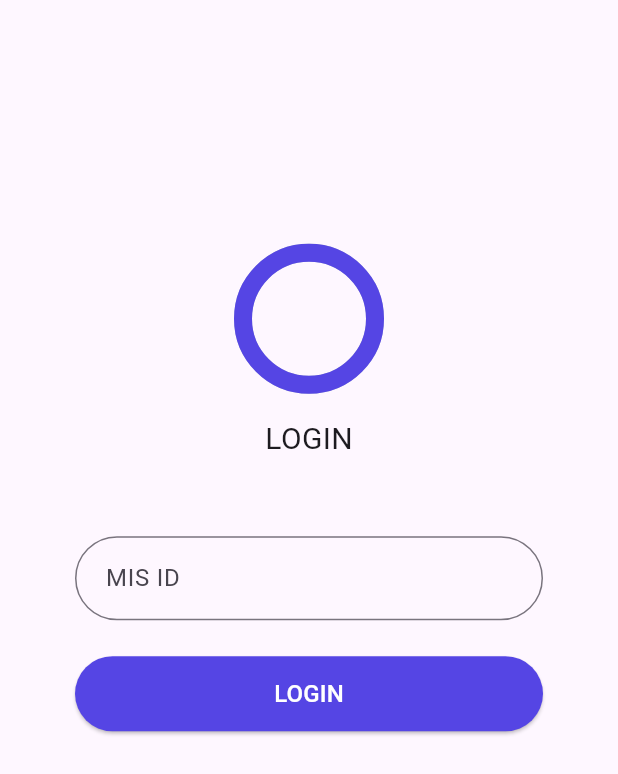
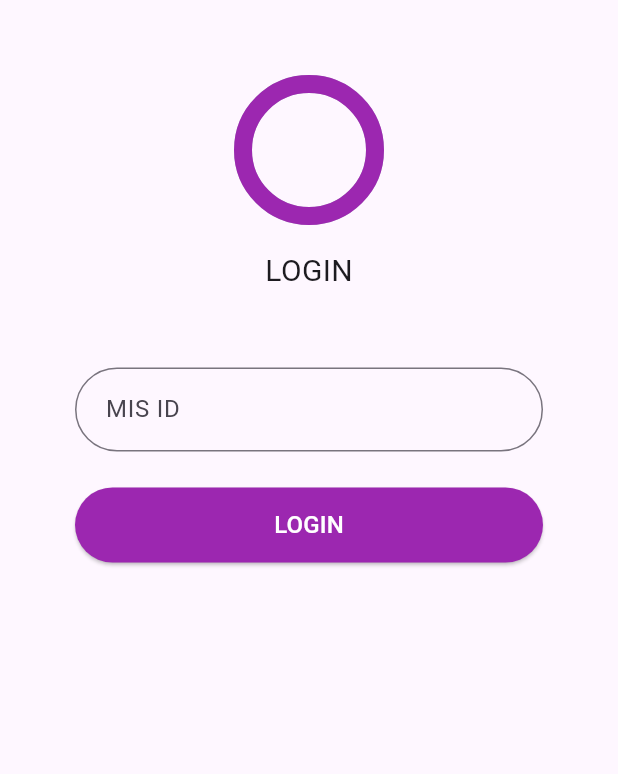
Before and after one commit to DevShayan/section_a, a Flutter app: the screen it shows after launch, on a phone screen of 412 x 824 dp. Shown: the top 774 px of the screen. Run offline on Flutter 3.47's test engine with Material 3 defaults, Android fonts, the phone set to English and light mode, and no system bars; drawn by our look-alikes of percent_indicator; our stand-ins replace flutter_bloc, modal_bottom_sheet, shimmer.

Commit message:
Changes to be committed: 	modified:   lib/constants/colors.dart 	modified:   lib/screens/login.dart

```diff
--- a/lib/constants/colors.dart
+++ b/lib/constants/colors.dart
@@ -1,9 +1,9 @@
 import 'package:flutter/material.dart';
 
 class AppColors {
-  static const Color appAccent = Color.fromARGB(255, 85, 69, 228);
+  static const Color appAccent = Color(0xFF9C27B0);
   static const Color cardBg = Color.fromARGB(255, 245, 245, 245);
-  static const Color attn = Colors.purple;
+  static const Color attn = Color(0xFF9C27B0);
   static const Color grades = Colors.deepOrange;
   static const Color assCardColor= Colors.indigo;
 }
--- a/lib/screens/login.dart
+++ b/lib/screens/login.dart
@@ -12,7 +12,8 @@ class LoginScreen extends StatelessWidget {
   Widget build(BuildContext context) {
     return Scaffold(
       body: Padding(
-        padding: const EdgeInsets.fromLTRB(50, 0, 50, 200),
+        padding: const EdgeInsets.fromLTRB(50, 0, 50, 0),
+        child: SingleChildScrollView(
           child: Column(
             mainAxisAlignment: MainAxisAlignment.center,
             children: [
@@ -75,6 +76,7 @@ class LoginScreen extends StatelessWidget {
             ],
           ),
         ),
+      ),
     );
   }
 }
```
Lines whose indentation alone changed are shown as unchanged.
